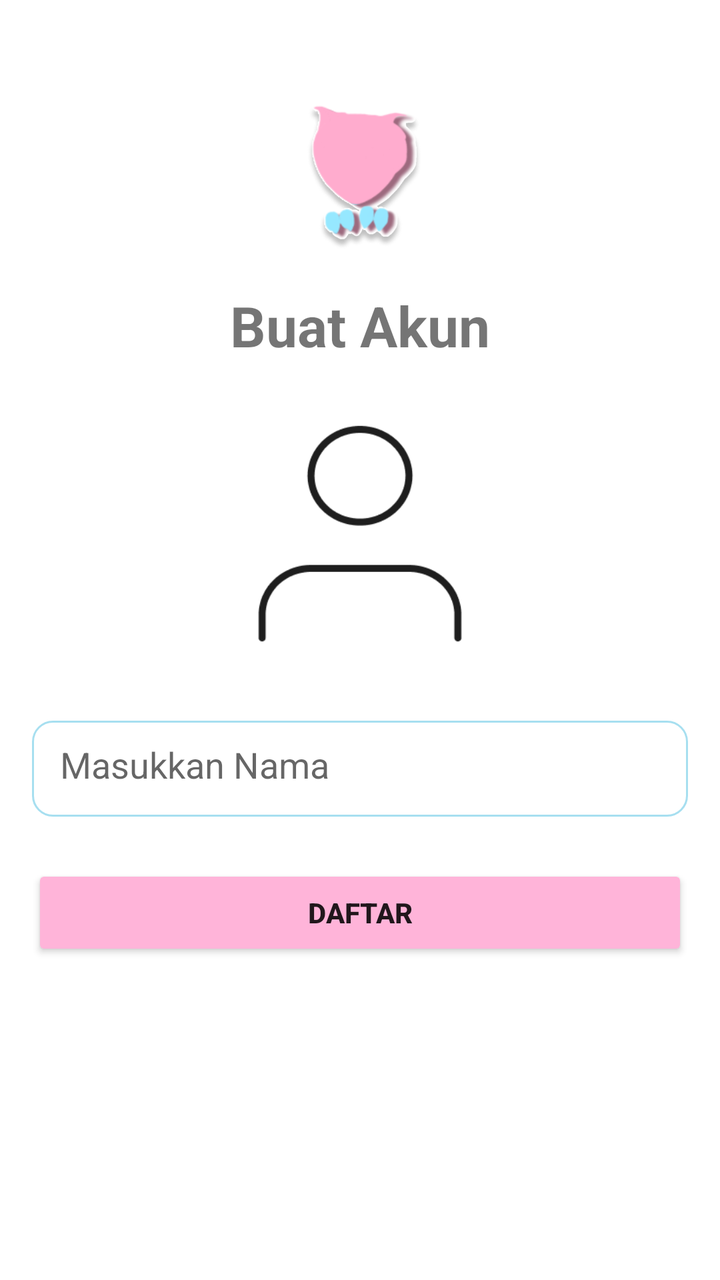
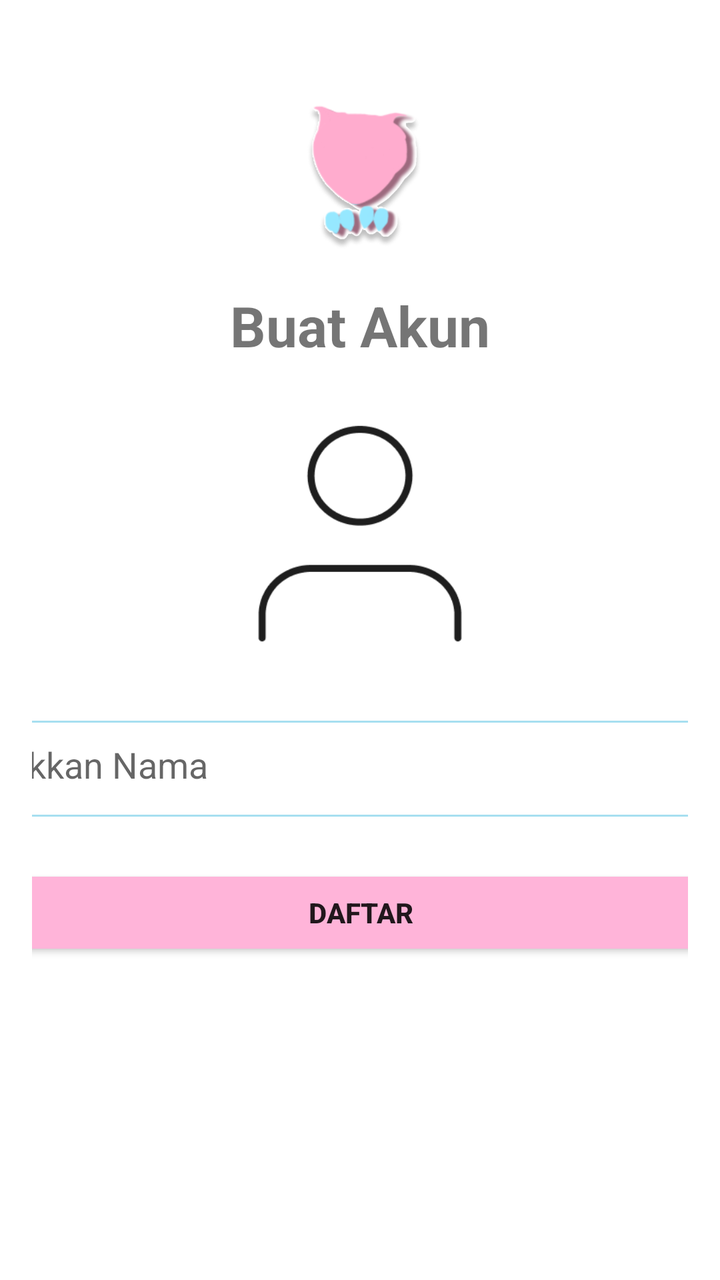

An Android layout rendered at two revisions. The XML below is the earlier revision; the diff shows what the commit changed to produce the second picture.
<!-- AndroidManifest.xml: application theme Theme.OwelPay -->
<!-- res/layout/activity_buat_akun.xml -->
<?xml version="1.0" encoding="utf-8"?>
<androidx.constraintlayout.widget.ConstraintLayout
    xmlns:android="http://schemas.android.com/apk/res/android"
    xmlns:tools="http://schemas.android.com/tools"
    xmlns:app="http://schemas.android.com/apk/res-auto"
    android:layout_width="match_parent"
    android:layout_height="match_parent"
    android:padding="16dp" >

    
    <ImageView
        android:id="@+id/logo_owel"
        android:layout_width="80dp"
        android:layout_height="80dp"
        android:contentDescription="logo owelpay"
        android:src="@drawable/owelpay_logo"
        app:layout_constraintTop_toTopOf="parent"
        app:layout_constraintStart_toStartOf="parent"
        app:layout_constraintEnd_toEndOf="parent"
        android:layout_marginTop="32dp"/>

    
    <TextView
        android:id="@+id/title_register"
        android:layout_width="wrap_content"
        android:layout_height="wrap_content"
        android:text="Buat Akun"
        android:textSize="28sp"
        android:textStyle="bold"
        app:layout_constraintTop_toBottomOf="@id/logo_owel"
        app:layout_constraintStart_toStartOf="parent"
        app:layout_constraintEnd_toEndOf="parent"
        android:layout_marginTop="16dp"/>

    
    <ImageView
        android:id="@+id/logo"
        android:layout_width="148dp"
        android:layout_height="139dp"
        android:contentDescription="logo ilustrasi akun"
        android:src="@drawable/daftar"
        app:layout_constraintTop_toBottomOf="@id/title_register"
        app:layout_constraintStart_toStartOf="parent"
        app:layout_constraintEnd_toEndOf="parent"
        android:layout_marginTop="16dp"/>

    
    <EditText
        android:id="@+id/input_number"
        android:layout_width="0dp"
        android:layout_height="48dp"
        android:hint="Masukkan Nama"
        android:inputType="textPersonName"
        android:padding="14dp"
        android:background="@drawable/edittext_border"
        app:layout_constraintTop_toBottomOf="@id/logo"
        app:layout_constraintStart_toStartOf="parent"
        app:layout_constraintEnd_toEndOf="parent"
        android:layout_marginTop="24dp"/>

    
    <Button
        android:id="@+id/btn_daftar"
        android:layout_width="0dp"
        android:layout_height="48dp"
        android:text="Daftar"
        android:textStyle="bold"
        android:backgroundTint="#FFB4D9"
        app:layout_constraintTop_toBottomOf="@id/input_number"
        app:layout_constraintStart_toStartOf="parent"
        app:layout_constraintEnd_toEndOf="parent"
        android:layout_marginTop="24dp"/>
</androidx.constraintlayout.widget.ConstraintLayout>
<!-- resources referenced by this layout -->
<resources>
  <!-- drawable daftar: png bitmap (drawable, 3977 bytes) -->
  <!-- drawable edittext_border (drawable) -->
  <?xml version="1.0" encoding="utf-8"?>
  <shape xmlns:android="http://schemas.android.com/apk/res/android"
      android:shape="rectangle">
      <solid android:color="#FFFFFFFF" />
      <stroke android:width="1dp" android:color="#A7DFF0" />
      <corners android:radius="10dp" />
  </shape>
  <!-- drawable owelpay_logo: png bitmap (drawable, 62898 bytes) -->
  <style name="Theme.OwelPay" parent="Theme.MaterialComponents.DayNight.NoActionBar">
          
          <item name="colorPrimary">@color/purple_500</item>
          <item name="colorPrimaryVariant">@color/purple_700</item>
          <item name="colorOnPrimary">@color/white</item>
          
          <item name="colorSecondary">@color/teal_200</item>
          <item name="colorSecondaryVariant">@color/teal_700</item>
          <item name="colorOnSecondary">@color/black</item>
          
          <item name="android:statusBarColor">?attr/colorPrimaryVariant</item>
          
      </style>
  <color name="purple_500">#FF6200EE</color>
  <color name="purple_700">#FF3700B3</color>
  <color name="white">#FFFFFFFF</color>
  <color name="teal_200">#FF03DAC5</color>
  <color name="teal_700">#FF018786</color>
  <color name="black">#FF000000</color>
</resources>

<!-- the commit's change to res/layout/activity_buat_akun.xml (unified diff, before → after) -->
@@ -5,7 +5,8 @@
     xmlns:app="http://schemas.android.com/apk/res-auto"
     android:layout_width="match_parent"
     android:layout_height="match_parent"
-    android:padding="16dp" >
+    android:padding="16dp"
+    android:id="@+id/buatAkun">
 
     
     <ImageView
@@ -47,7 +48,7 @@
     
     <EditText
         android:id="@+id/input_number"
-        android:layout_width="0dp"
+        android:layout_width="450dp"
         android:layout_height="48dp"
         android:hint="Masukkan Nama"
         android:inputType="textPersonName"
@@ -61,7 +62,7 @@
     
     <Button
         android:id="@+id/btn_daftar"
-        android:layout_width="0dp"
+        android:layout_width="450dp"
         android:layout_height="48dp"
         android:text="Daftar"
         android:textStyle="bold"
